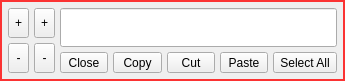
ic005k/Knot-Legacy, file src/dlgsetedittext.ui: the form before one commit.
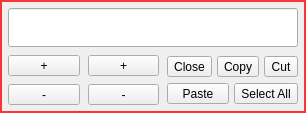
The form after the commit.

Commit message: Optimized the edit function panel

Patch:
```diff
--- a/src/dlgsetedittext.ui
+++ b/src/dlgsetedittext.ui
@@ -6,8 +6,8 @@
    <rect>
     <x>0</x>
     <y>0</y>
-    <width>345</width>
-    <height>72</height>
+    <width>306</width>
+    <height>105</height>
    </rect>
   </property>
   <property name="windowTitle">
@@ -22,10 +22,7 @@
 	border-color:rgb(251, 51, 51);		
 }</string>
   </property>
-  <layout class="QHBoxLayout" name="horizontalLayout_2">
-   <property name="spacing">
-    <number>5</number>
-   </property>
+  <layout class="QGridLayout" name="gridLayout">
    <property name="leftMargin">
     <number>8</number>
    </property>
@@ -38,7 +35,19 @@
    <property name="bottomMargin">
     <number>8</number>
    </property>
-   <item>
+   <property name="spacing">
+    <number>8</number>
+   </property>
+   <item row="0" column="0" colspan="3">
+    <widget class="QLineEdit" name="lineEdit">
+     <property name="font">
+      <font>
+       <pointsize>20</pointsize>
+      </font>
+     </property>
+    </widget>
+   </item>
+   <item row="1" column="0">
     <layout class="QVBoxLayout" name="verticalLayout_2">
      <item>
       <widget class="QToolButton" name="btnLeft1">
@@ -68,7 +77,7 @@
      </item>
     </layout>
    </item>
-   <item>
+   <item row="1" column="1">
     <layout class="QVBoxLayout" name="verticalLayout_3">
      <item>
       <widget class="QToolButton" name="btnRight1">
@@ -98,7 +107,7 @@
      </item>
     </layout>
    </item>
-   <item>
+   <item row="1" column="2">
     <widget class="QFrame" name="frame">
      <property name="frameShape">
       <enum>QFrame::NoFrame</enum>
@@ -122,15 +131,6 @@
       <property name="bottomMargin">
        <number>0</number>
       </property>
-      <item>
-       <widget class="QLineEdit" name="lineEdit">
-        <property name="font">
-         <font>
-          <pointsize>20</pointsize>
-         </font>
-        </property>
-       </widget>
-      </item>
       <item>
        <layout class="QHBoxLayout" name="horizontalLayout">
         <item>
@@ -172,6 +172,10 @@
           </property>
          </widget>
         </item>
+       </layout>
+      </item>
+      <item>
+       <layout class="QHBoxLayout" name="horizontalLayout_2">
         <item>
          <widget class="QToolButton" name="btnPaste">
           <property name="sizePolicy">
```
The commit also changes 1 other file.
